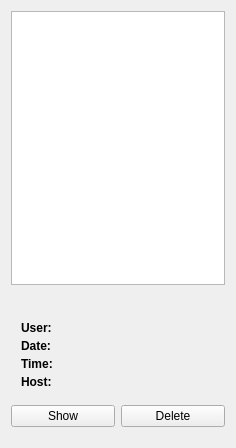
The window that master/forms/SnapshotManagementWidget.ui (veyon/veyon) describes before a commit, drawn with Qt 5.
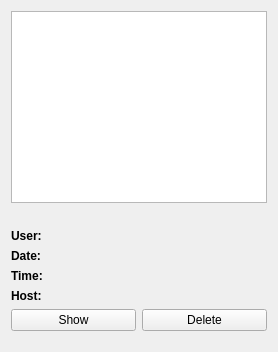
The same window after the commit. Icons and pictures are not drawn.

Commit message: Master: SnapshotManagementWidget: fix widget size when selecting snapshot

```diff
--- a/master/forms/SnapshotManagementWidget.ui
+++ b/master/forms/SnapshotManagementWidget.ui
@@ -2,14 +2,6 @@
 <ui version="4.0">
  <class>SnapshotManagementWidget</class>
  <widget class="QWidget" name="SnapshotManagementWidget">
-  <property name="geometry">
-   <rect>
-    <x>0</x>
-    <y>0</y>
-    <width>236</width>
-    <height>448</height>
-   </rect>
-  </property>
   <layout class="QVBoxLayout" name="verticalLayout">
    <item>
     <widget class="QListView" name="list">
@@ -30,24 +22,6 @@
    </item>
    <item>
     <layout class="QGridLayout" columnstretch="0,1">
-     <property name="leftMargin">
-      <number>10</number>
-     </property>
-     <property name="topMargin">
-      <number>10</number>
-     </property>
-     <property name="rightMargin">
-      <number>10</number>
-     </property>
-     <property name="bottomMargin">
-      <number>10</number>
-     </property>
-     <property name="horizontalSpacing">
-      <number>10</number>
-     </property>
-     <property name="verticalSpacing">
-      <number>4</number>
-     </property>
      <item row="1" column="1">
       <widget class="QLabel" name="dateLbl"/>
      </item>
```
The commit also changes 1 other file.
